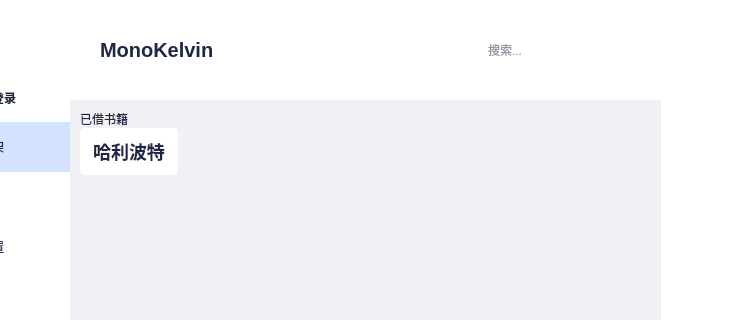
Before: the Qt Designer form MainWindow.ui in MonoKelvin/BookStudyApp, drawn with Qt 5; both pictures show x 110 to 841 and y 0 to 320 of the 841 by 488 pixel window.
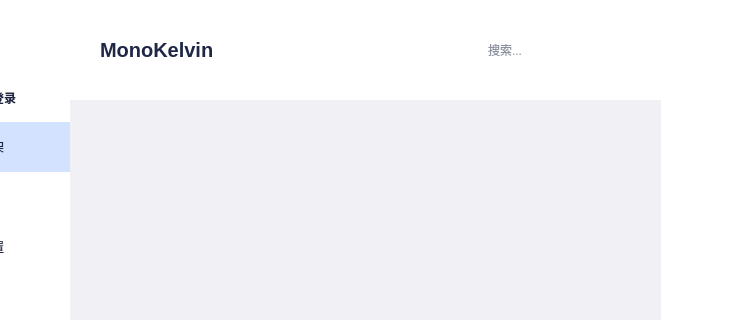
After: the same form once the commit is applied. The open tabs and pages were chosen to show the change. Icons and pictures are not drawn. Custom widgets are drawn as their Qt base class.

Commit message: 完成书籍详细页面的设计

Diff of the .ui file:
```diff
--- a/MainWindow.ui
+++ b/MainWindow.ui
@@ -520,13 +520,6 @@
        <property name="bottomMargin">
         <number>10</number>
        </property>
-       <item>
-        <widget class="QLabel" name="lbLentBooks">
-         <property name="text">
-          <string>已借书籍</string>
-         </property>
-        </widget>
-       </item>
        <item>
         <widget class="BookViewWidget" name="lwLentBooksView">
          <property name="editTriggers">
@@ -559,16 +552,6 @@
          <property name="sortingEnabled">
           <bool>true</bool>
          </property>
-         <item>
-          <property name="text">
-           <string>哈利波特</string>
-          </property>
-          <property name="icon">
-           <iconset>
-            <normalon>../../../WebDevelopment/WampServer/www/bookstudy_api/book/image/1009257.jpg</normalon>
-           </iconset>
-          </property>
-         </item>
         </widget>
        </item>
       </layout>
```
Left out of the diff: 2 changed lines with no effect on the pictures. The commit also changes 8 other files.
